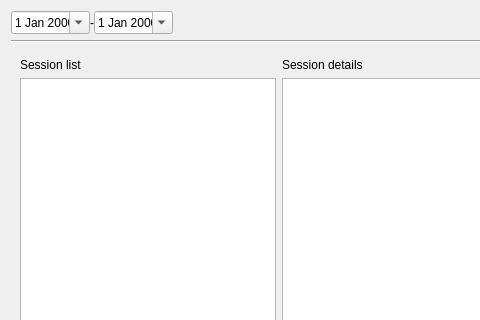
The window that client/src/ui/dialogs/audit_log_dialog.ui (networkoptix/nx_open) describes before a commit, drawn with Qt 5; both pictures show x 0 to 480 and y 0 to 320 of the 639 by 719 pixel window.
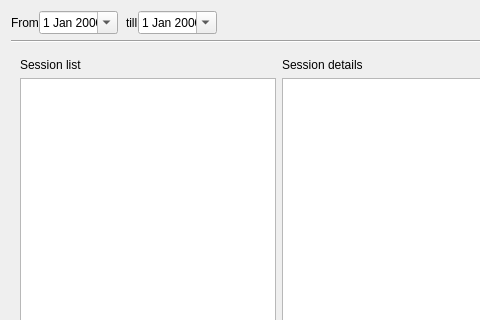
The same window after the commit. Custom widgets are drawn as their Qt base class.

Patch:
```diff
--- a/client/src/ui/dialogs/audit_log_dialog.ui
+++ b/client/src/ui/dialogs/audit_log_dialog.ui
@@ -24,7 +24,7 @@
        <property name="horizontalSpacing">
         <number>0</number>
        </property>
-       <item row="0" column="0">
+       <item row="0" column="1">
         <widget class="QDateEdit" name="dateEditFrom">
          <property name="frame">
           <bool>true</bool>
@@ -37,17 +37,7 @@
          </property>
         </widget>
        </item>
-       <item row="0" column="1">
-        <widget class="QLabel" name="delimLabel">
-         <property name="text">
-          <string>-</string>
-         </property>
-         <property name="alignment">
-          <set>Qt::AlignCenter</set>
-         </property>
-        </widget>
-       </item>
-       <item row="0" column="2">
+       <item row="0" column="4">
         <widget class="QDateEdit" name="dateEditTo">
          <property name="wrapping">
           <bool>false</bool>
@@ -60,6 +50,36 @@
          </property>
         </widget>
        </item>
+       <item row="0" column="0">
+        <widget class="QLabel" name="label_3">
+         <property name="text">
+          <string>From</string>
+         </property>
+        </widget>
+       </item>
+       <item row="0" column="3">
+        <widget class="QLabel" name="label_4">
+         <property name="text">
+          <string>till</string>
+         </property>
+        </widget>
+       </item>
+       <item row="0" column="2">
+        <spacer name="horizontalSpacer_4">
+         <property name="orientation">
+          <enum>Qt::Horizontal</enum>
+         </property>
+         <property name="sizeType">
+          <enum>QSizePolicy::Fixed</enum>
+         </property>
+         <property name="sizeHint" stdset="0">
+          <size>
+           <width>8</width>
+           <height>20</height>
+          </size>
+         </property>
+        </spacer>
+       </item>
       </layout>
      </item>
      <item row="0" column="3">
```
Left out of the diff: 2 changed lines with no effect on the pictures.
